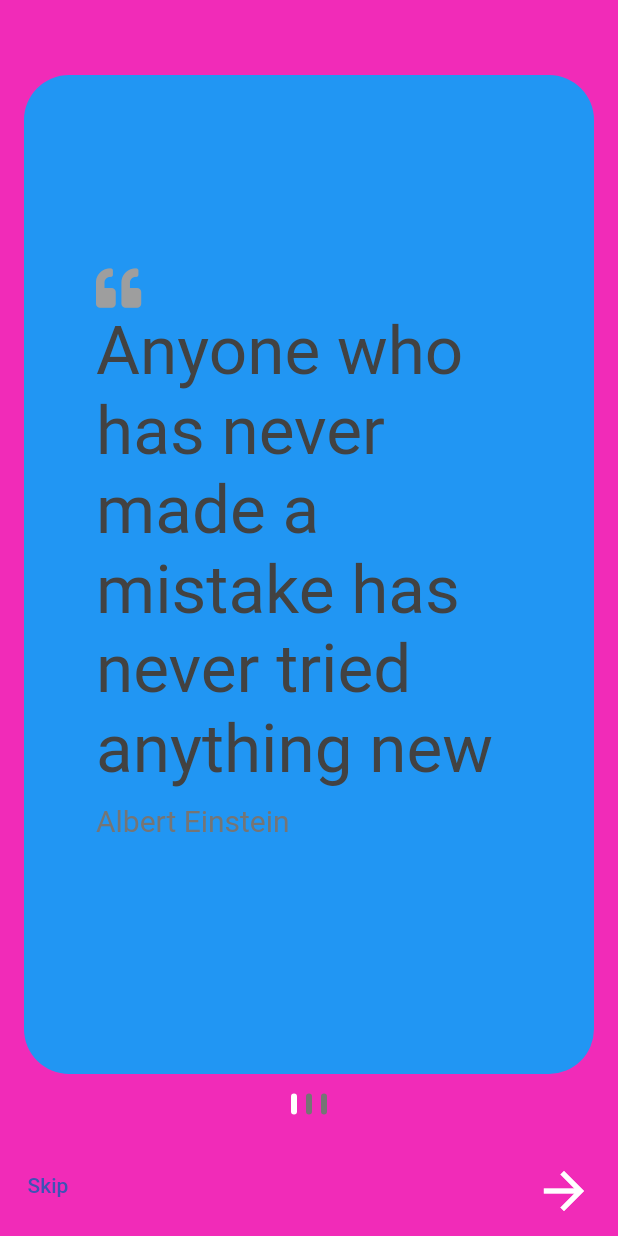
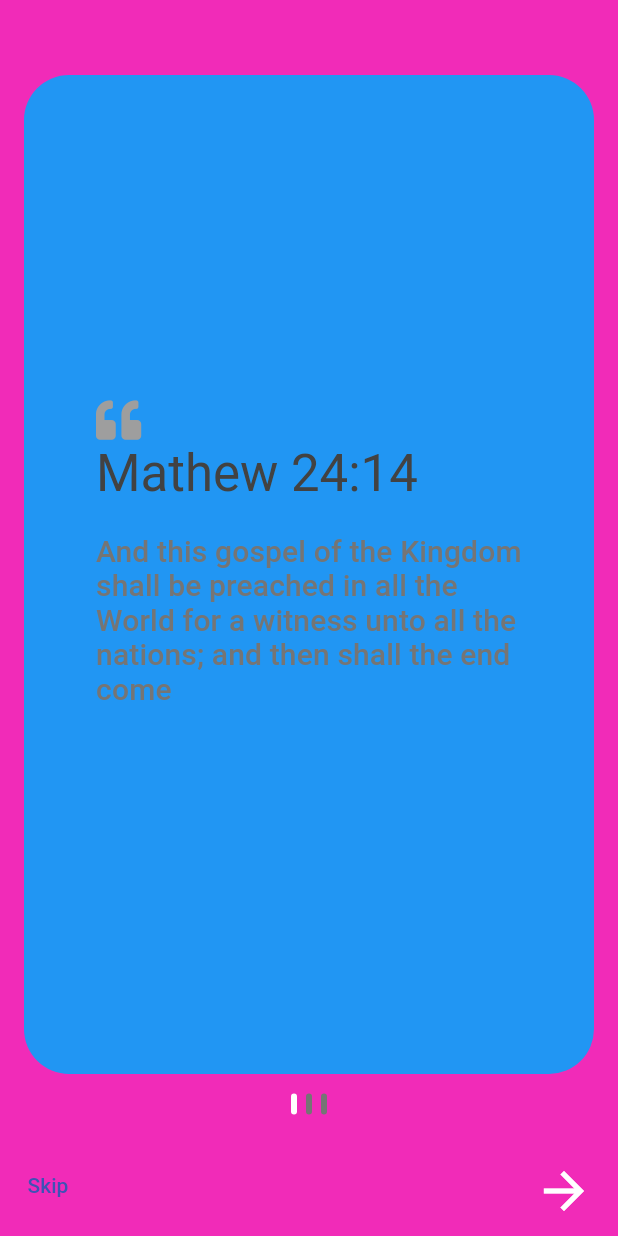
Before and after one commit to AJAkimana/ivugurura-app, a Flutter app: the screen it shows after launch, swiped to page 3, on a phone screen of 412 x 824 dp. Run offline on Flutter 3.47's test engine with Material 2 defaults, Android fonts, the phone set to English and light mode, and no system bars; our stand-ins replace flutter_html, flutter_redux, flutter_swiper_null_safety, flutter_translate, font_awesome_flutter, redux and 2 more; missing offline and left inert: animator, skeleton_loader, truncate.

Commit message:
Add bible versus

```diff
--- a/assets/i18n/en.json
+++ b/assets/i18n/en.json
@@ -6,5 +6,9 @@
   },
   "title": {
     "setting": "Setting"
+  },
+  "lesson": {
+    "mathew24_14_book": "Mathew 24:14",
+    "mathew24_14": "And this gospel of the Kingdom shall be preached in all the World for a witness unto all the nations; and then shall the end come"
   }
 }
--- a/assets/i18n/kn.json
+++ b/assets/i18n/kn.json
@@ -6,5 +6,9 @@
   },
   "title": {
     "setting": "Igenamikorere"
+  },
+  "lesson": {
+    "mathew24_14_book": "Matayo 24:14",
+    "mathew24_14": "Kandi ubu butumwa bwiza bw ubwami buzigishwa amahanga yose nibwo imperuka izaherako ize"
   }
 }
--- a/assets/i18n/sw.json
+++ b/assets/i18n/sw.json
@@ -6,5 +6,9 @@
   },
   "title": {
     "setting": "Mipangilio"
+  },
+  "lesson": {
+    "mathew24_14_book": "Mathayo 24:14",
+    "mathew24_14": "Tena habari njema ya ufalme itahubiriwa katika ulimwengu wote, kuwa ushuhuda kwa mataifa yote hapo ndipo ule mwisho utakapokuja"
   }
 }
--- a/lib/pages/onboarding_page.dart
+++ b/lib/pages/onboarding_page.dart
@@ -83,8 +83,6 @@ class _OnBoardingPageState extends State<OnBoardingPage> {
   }
 
   Widget _buildPage({required Widget swiperPage}) {
-    final TextStyle textStyle =
-        TextStyle(fontSize: 20.0, fontWeight: FontWeight.w500);
     return Container(
       width: double.infinity,
       margin: const EdgeInsets.fromLTRB(16.0, 50.0, 16.0, 40.0),
--- a/lib/widget/welcome_quote.dart
+++ b/lib/widget/welcome_quote.dart
@@ -1,5 +1,6 @@
 import 'package:animator/animator.dart';
 import 'package:flutter/material.dart';
+import 'package:flutter_translate/flutter_translate.dart';
 import 'package:font_awesome_flutter/font_awesome_flutter.dart';
 
 class WelcomeQuote extends StatelessWidget{
@@ -31,13 +32,13 @@ class WelcomeQuote extends StatelessWidget{
               );
             },
             child: Text(
-              'Anyone who has never made a mistake has never tried anything new',
-              style: Theme.of(context).textTheme.headline3!.copyWith(
+              translate('lesson.mathew24_14_book'),
+              style: Theme.of(context).textTheme.headline4!.copyWith(
                 color: Colors.grey.shade800
               ),
             ),
           ),
-          const SizedBox(height: 10.0),
+          const SizedBox(height: 20.0),
           Animator(
             triggerOnInit: true,
             tween: Tween<double>(begin: 1, end: 0),
@@ -48,8 +49,8 @@ class WelcomeQuote extends StatelessWidget{
               );
             },
             child: Text(
-              'Albert Einstein',
-              style: Theme.of(context).textTheme.subtitle1!.copyWith(
+              translate('lesson.mathew24_14'),
+              style: Theme.of(context).textTheme.subtitle2!.copyWith(
                 color: Colors.grey.shade600,
                 fontSize: 20.0
               ),
```
